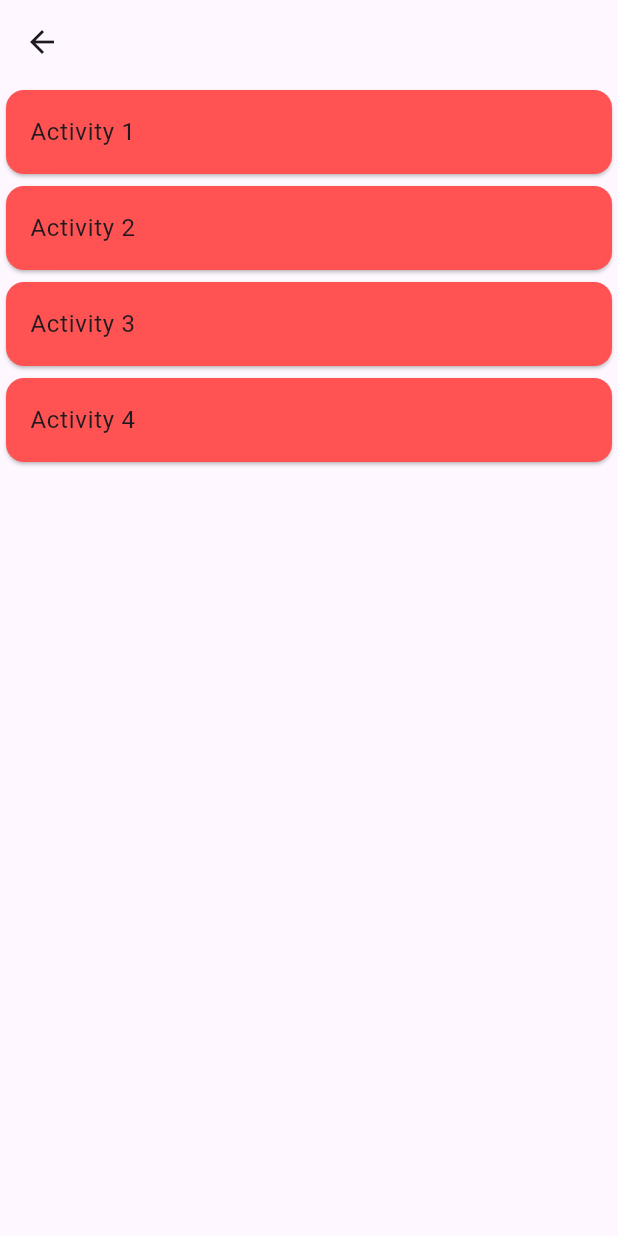
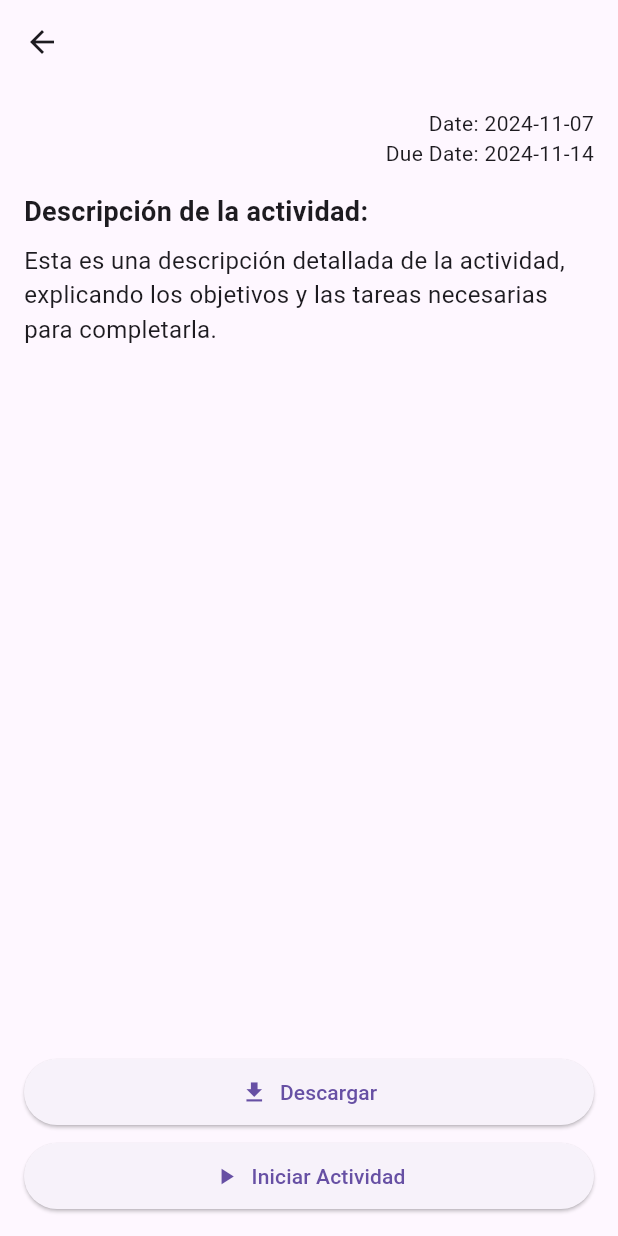
Before and after one commit to AugmentedFocus/AugmentedFocus, a Flutter app: the ActivitiesScreen screen opened directly with empty values, on a phone screen of 412 x 824 dp. Run offline on Flutter 3.47's test engine with Material 3 defaults, Android fonts, the phone set to English and light mode, and no system bars; our stand-ins replace flutter_riverpod.

Commit message:
Added activities screen

```diff
--- a/lib/screens/courses/activities_screen.dart
+++ b/lib/screens/courses/activities_screen.dart
@@ -1,28 +1,95 @@
 import 'package:flutter/material.dart';
+
 
 class ActivitiesScreen extends StatelessWidget {
   final String topicTitle;
+  final String activityTitle;
 
-  const ActivitiesScreen({super.key, required this.topicTitle});
+  const ActivitiesScreen({super.key, required this.topicTitle, required this.activityTitle});
 
   @override
   Widget build(BuildContext context) {
-    final List<String> activities = ["Activity 1", "Activity 2", "Activity 3", "Activity 4"];
+    final DateTime dateCreated = DateTime.now();
+    final DateTime dueDate = dateCreated.add(const Duration(days: 7));
 
     return Scaffold(
       appBar: AppBar(
         title: Text(topicTitle),
       ),
-      body: ListView.builder(
-        itemCount: activities.length,
-        itemBuilder: (context, index) {
-          return Card(
-            color: Colors.redAccent,
-            child: ListTile(
-              title: Text(activities[index]),
+      body: Padding(
+        padding: const EdgeInsets.all(16.0),
+        child: Column(
+          crossAxisAlignment: CrossAxisAlignment.start,
+          children: [
+            Row(
+              mainAxisAlignment: MainAxisAlignment.spaceBetween,
+              children: [
+                Text(
+                  activityTitle,
+                  style: const TextStyle(fontSize: 24, fontWeight: FontWeight.bold),
+                ),
+                Column(
+                  crossAxisAlignment: CrossAxisAlignment.end,
+                  children: [
+                    Text('Date: ${dateCreated.toLocal().toString().split(' ')[0]}'),
+                    Text('Due Date: ${dueDate.toLocal().toString().split(' ')[0]}'),
+                  ],
+                ),
+              ],
             ),
-          );
-        },
+            const SizedBox(height: 16),
+            const Text(
+              "Descripción de la actividad:",
+              style: TextStyle(fontSize: 18, fontWeight: FontWeight.bold),
+            ),
+            const SizedBox(height: 8),
+            const Text(
+              "Esta es una descripción detallada de la actividad, explicando los objetivos y las tareas necesarias para completarla.",
+              style: TextStyle(fontSize: 16),
+            ),
+            const Spacer(),
+            Align(
+              alignment: Alignment.bottomRight,
+              child: Column(
+                crossAxisAlignment: CrossAxisAlignment.stretch,
+                mainAxisSize: MainAxisSize.min,
+                children: [
+                  SizedBox(
+                    width: 150,
+                    child: ElevatedButton.icon(
+                      onPressed: () {
+                        ScaffoldMessenger.of(context).showSnackBar(
+                          const SnackBar(content: Text("Descargando actividad...")),
+                        );
+                      },
+                      icon: const Icon(Icons.download),
+                      label: const Text("Descargar"),
+                      style: ElevatedButton.styleFrom(
+                        padding: const EdgeInsets.symmetric(vertical: 12.0),
+                      ),
+                    ),
+                  ),
+                  const SizedBox(height: 8),
+                  SizedBox(
+                    width: 150,
+                    child: ElevatedButton.icon(
+                      onPressed: () {
+                        ScaffoldMessenger.of(context).showSnackBar(
+                          const SnackBar(content: Text("Iniciando actividad...")),
+                        );
+                      },
+                      icon: const Icon(Icons.play_arrow),
+                      label: const Text("Iniciar Actividad"),
+                      style: ElevatedButton.styleFrom(
+                        padding: const EdgeInsets.symmetric(vertical: 12.0),
+                      ),
+                    ),
+                  ),
+                ],
+              ),
+            ),
+          ],
+        ),
       ),
     );
   }
```
